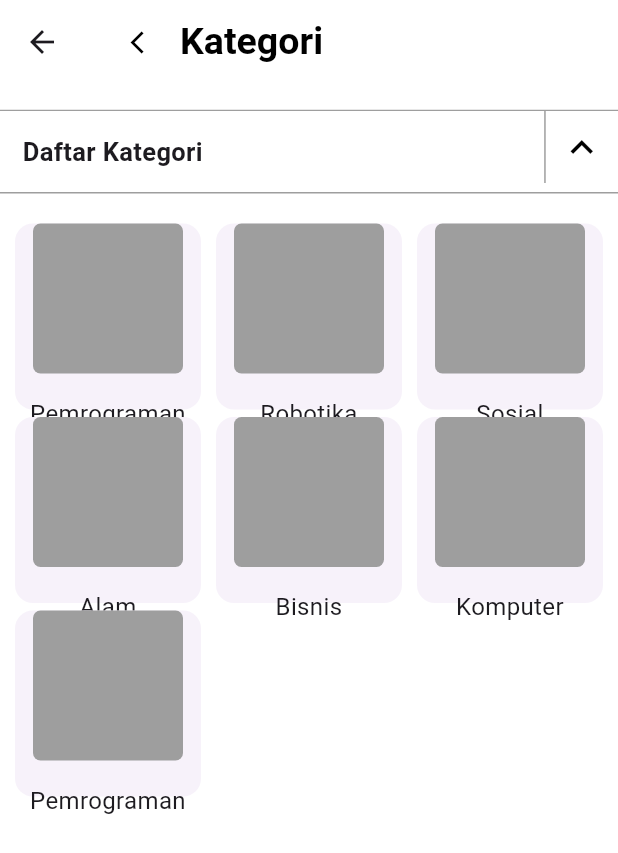
After one commit to HarsaEdu/harsa-mobile, a Flutter app: the _CategoryScreen screen opened directly, scrolled down 576 dp, after a tap on the "keyboard arrow down" icon, on a phone screen of 412 x 824 dp. The commit adds this screen. Shown: the top 853 px of the screen. Run offline on Flutter 3.47's test engine with Material 3 defaults, Android fonts, the phone set to English and light mode, and no system bars; our stand-ins replace flutter_svg.

Commit message:
menambahkan halaman category_screen.dart

```diff
--- a/lib/main.dart
+++ b/lib/main.dart
@@ -1,5 +1,7 @@
 import 'package:flutter/material.dart';
+import 'package:harsa_mobile/viewmodels/category_screen_provider.dart';
 import 'package:harsa_mobile/viewmodels/main_screen_provider.dart';
+import 'package:harsa_mobile/views/screens/category_screen/category_screen.dart';
 import 'package:harsa_mobile/views/screens/main_screen/main_screen.dart';
 import 'package:provider/provider.dart';
 
@@ -14,9 +16,8 @@ class MainApp extends StatelessWidget {
   Widget build(BuildContext context) {
     return MultiProvider(
       providers: [
-        ChangeNotifierProvider(
-          create: (context) => MainScreenProvider(),
-        )
+        ChangeNotifierProvider(create: (_) => MainScreenProvider()),
+        ChangeNotifierProvider(create: (_) => CategoryScreenProvider()),
       ],
       builder: (context, child) => MaterialApp(
         onGenerateRoute: (settings) {
@@ -24,6 +25,9 @@ class MainApp extends StatelessWidget {
             case '/':
               return MaterialPageRoute(
                   builder: (context) => const MainScreen());
+            case '/category':
+              return MaterialPageRoute(
+                  builder: (context) => const CategoryScreen());
           }
           return null;
         },
--- /dev/null
+++ b/lib/models/category_card_model.dart
@@ -0,0 +1,11 @@
+class CategoryCardModel {
+  final String title;
+  final String subtitle;
+  final double rating;
+
+  CategoryCardModel({
+    required this.title,
+    required this.subtitle,
+    required this.rating,
+  });
+}
--- /dev/null
+++ b/lib/viewmodels/category_screen_provider.dart
@@ -0,0 +1,56 @@
+import 'package:flutter/material.dart';
+import 'package:harsa_mobile/models/category_card_model.dart';
+
+class CategoryScreenProvider extends ChangeNotifier {
+  bool _isArrowUp = false;
+  bool _isCategoryList = true;
+  int _lastTabIndex = 0;
+
+  List<String> categories = [
+    'Pemrograman',
+    'Robotika',
+    'Sosial',
+    'Alam',
+    'Bisnis',
+    'Komputer',
+    'Pemrograman',
+  ];
+
+  bool get isArrowUp => _isArrowUp;
+  bool get isCategoryList => _isCategoryList;
+  int get lastTabIndex => _lastTabIndex;
+
+  void toggleArrowDirection() {
+    _isArrowUp = !_isArrowUp;
+
+    if (!_isArrowUp) {
+      _isCategoryList = true;
+    } else {
+      _isCategoryList = false;
+    }
+
+    notifyListeners();
+  }
+
+  void changeTabIndex(int index) {
+    _lastTabIndex = index;
+
+    notifyListeners();
+  }
+
+  String getCategoryAtIndex(int index) {
+    return categories[index];
+  }
+
+  int getCategoryCount() {
+    return categories.length;
+  }
+
+  CategoryCardModel getCategoryCardModel(int index) {
+    return CategoryCardModel(
+      title: 'UI/UX: Becoming Professional',
+      subtitle: 'Bagus Adhi Laksana',
+      rating: 4.5,
+    );
+  }
+}
--- /dev/null
+++ b/lib/views/screens/category_screen/category_screen.dart
@@ -0,0 +1,232 @@
+import 'package:flutter/material.dart';
+import 'package:harsa_mobile/viewmodels/category_screen_provider.dart';
+import 'package:harsa_mobile/views/widgets/category_card.dart';
+import 'package:provider/provider.dart';
+
+class CategoryScreen extends StatelessWidget {
+  const CategoryScreen({super.key});
+
+  @override
+  Widget build(BuildContext context) {
+    return _CategoryScreen();
+  }
+}
+
+class _CategoryScreen extends StatefulWidget {
+  @override
+  _CategoryScreenState createState() => _CategoryScreenState();
+}
+
+class _CategoryScreenState extends State<_CategoryScreen> {
+  @override
+  Widget build(BuildContext context) {
+    return Consumer<CategoryScreenProvider>(
+      builder: (context, provider, child) {
+        return Scaffold(
+          appBar: AppBar(
+            backgroundColor: Colors.white,
+            elevation: 0,
+            title: Padding(
+              padding: const EdgeInsets.only(left: 0),
+              child: Row(
+                children: [
+                  IconButton(
+                    icon: const Icon(
+                      Icons.arrow_back_ios,
+                      color: Colors.black,
+                      size: 18,
+                    ),
+                    onPressed: () {},
+                  ),
+                  const Text(
+                    'Kategori',
+                    style: TextStyle(
+                      color: Colors.black,
+                      fontSize: 25,
+                      fontWeight: FontWeight.bold,
+                    ),
+                  ),
+                ],
+              ),
+            ),
+            bottom: PreferredSize(
+              preferredSize: const Size.fromHeight(17.0),
+              child: Container(),
+            ),
+          ),
+          backgroundColor: Colors.white,
+          body: DefaultTabController(
+            length: provider.getCategoryCount(),
+            child: Column(
+              children: [
+                Container(
+                  decoration: const BoxDecoration(
+                    border: Border(
+                      top: BorderSide(color: Colors.grey),
+                      bottom: BorderSide(color: Colors.grey),
+                    ),
+                  ),
+                  child: Stack(
+                    children: [
+                      provider.isCategoryList
+                          ? _buildCategoryTabBar(provider)
+                          : _buildToggleTabBar(),
+                      Positioned(
+                        right: 0.2,
+                        child: Container(
+                          decoration: const BoxDecoration(
+                            shape: BoxShape.rectangle,
+                            color: Colors.white,
+                            border: Border(
+                              left: BorderSide(
+                                color: Colors.grey,
+                                width: 1.0,
+                              ),
+                            ),
+                          ),
+                          child: IconButton(
+                            icon: Icon(
+                              provider.isArrowUp
+                                  ? Icons.keyboard_arrow_up
+                                  : Icons.keyboard_arrow_down,
+                            ),
+                            onPressed: () {
+                              setState(() {
+                                provider.toggleArrowDirection();
+                              });
+                            },
+                            iconSize: 30.0,
+                            color: Colors.black,
+                          ),
+                        ),
+                      ),
+                    ],
+                  ),
+                ),
+                Expanded(
+                  child: provider.isCategoryList
+                      ? TabBarView(
+                          children: List.generate(
+                            provider.getCategoryCount(),
+                            (index) => _buildCategoryListView(provider, index),
+                          ),
+                        )
+                      : _buildToggleCategoryView(provider),
+                ),
+              ],
+            ),
+          ),
+        );
+      },
+    );
+  }
+
+  Widget _buildCategoryTabBar(CategoryScreenProvider provider) {
+    return Row(
+      children: [
+        Expanded(
+          child: TabBar(
+            tabs: List.generate(
+              provider.getCategoryCount(),
+              (index) => Tab(text: provider.getCategoryAtIndex(index)),
+            ),
+            isScrollable: true,
+            unselectedLabelColor: Colors.grey,
+            indicatorColor: Colors.black,
+            labelColor: Colors.black,
+            indicatorSize: TabBarIndicatorSize.label,
+            labelStyle: const TextStyle(
+              fontSize: 17,
+              fontWeight: FontWeight.bold,
+            ),
+            labelPadding: const EdgeInsets.symmetric(horizontal: 15.0),
+          ),
+        ),
+        const SizedBox(width: 50.0),
+      ],
+    );
+  }
+
+  Widget _buildToggleTabBar() {
+    return Container(
+      padding: const EdgeInsets.symmetric(horizontal: 15.0, vertical: 15.0),
+      child: const Row(
+        children: [
+          Text(
+            'Daftar Kategori',
+            style: TextStyle(fontSize: 17, fontWeight: FontWeight.bold),
+          ),
+        ],
+      ),
+    );
+  }
+
+  Widget _buildCategoryListView(CategoryScreenProvider provider, int index) {
+    return ListView.builder(
+      padding: const EdgeInsets.symmetric(horizontal: 5.0, vertical: 15.0),
+      itemCount: 10,
+      itemBuilder: (context, itemIndex) {
+        return CategoryCard(
+          category: provider.getCategoryCardModel(index),
+        );
+      },
+    );
+  }
+
+  Widget _buildToggleCategoryView(CategoryScreenProvider provider) {
+    return Column(
+      crossAxisAlignment: CrossAxisAlignment.center,
+      children: [
+        Expanded(
+          child: GridView.builder(
+            padding:
+                const EdgeInsets.symmetric(horizontal: 10.0, vertical: 20.0),
+            gridDelegate: const SliverGridDelegateWithFixedCrossAxisCount(
+              crossAxisCount: 3,
+              crossAxisSpacing: 10.0,
+              mainAxisSpacing: 5.0,
+            ),
+            itemCount: provider.getCategoryCount(),
+            itemBuilder: (context, index) {
+              return Card(
+                elevation: 0,
+                margin: const EdgeInsets.all(0),
+                child: InkWell(
+                  onTap: () {
+                    // Menyimpan indeks yang dipilih
+                    provider.changeTabIndex(index);
+
+                    // Mendapatkan kontroler tab dan animasi ke tab yang sesuai
+                    DefaultTabController.of(context).animateTo(index);
+                    setState(() {
+                      provider.toggleArrowDirection();
+                    });
+                  },
+                  child: Column(
+                    mainAxisAlignment: MainAxisAlignment.center,
+                    children: [
+                      Container(
+                        decoration: BoxDecoration(
+                          color: Colors.grey,
+                          borderRadius: BorderRadius.circular(5.0),
+                        ),
+                        height: 100,
+                        width: 100,
+                      ),
+                      const SizedBox(height: 15.0),
+                      Text(
+                        provider.getCategoryAtIndex(index),
+                        style: const TextStyle(fontSize: 16.0),
+                        textAlign: TextAlign.center,
+                      ),
+                    ],
+                  ),
+                ),
+              );
+            },
+          ),
+        ),
+      ],
+    );
+  }
+}
--- /dev/null
+++ b/lib/views/widgets/category_card.dart
@@ -0,0 +1,80 @@
+import 'package:flutter/material.dart';
+import 'package:harsa_mobile/models/category_card_model.dart';
+
+class CategoryCard extends StatelessWidget {
+  final CategoryCardModel category;
+
+  const CategoryCard({super.key, required this.category});
+
+  @override
+  Widget build(BuildContext context) {
+    return Card(
+      margin: const EdgeInsets.all(10),
+      color: Colors.white,
+      shape: RoundedRectangleBorder(
+        borderRadius: BorderRadius.circular(10),
+        side: const BorderSide(
+          color: Colors.grey,
+          width: 1.0,
+        ),
+      ),
+      child: Row(
+        children: [
+          Container(
+            width: 110,
+            height: 120,
+            decoration: BoxDecoration(
+              color: const Color.fromARGB(255, 224, 221, 221),
+              borderRadius: const BorderRadius.only(
+                topLeft: Radius.circular(10),
+                bottomLeft: Radius.circular(10),
+              ),
+              border: Border.all(
+                color: Colors.grey,
+                width: 1.0,
+              ),
+            ),
+          ),
+          const SizedBox(width: 5),
+          Expanded(
+            child: Padding(
+              padding: const EdgeInsets.symmetric(vertical: 20.0, horizontal: 12.0),
+              child: Column(
+                crossAxisAlignment: CrossAxisAlignment.start,
+                children: [
+                  Text(
+                    category.title,
+                    style: const TextStyle(fontSize: 18, fontWeight: FontWeight.bold),
+                  ),
+                  const SizedBox(height: 8),
+                  Text(
+                    category.subtitle,
+                    style: const TextStyle(fontSize: 16, color: Colors.grey),
+                  ),
+                  const SizedBox(height: 8),
+                  Row(
+                    children: [
+                      const Icon(
+                        Icons.circle,
+                        color: Color.fromARGB(255, 224, 221, 221),
+                      ),
+                      const SizedBox(width: 4),
+                      Text(
+                        category.rating.toString(),
+                        style: const TextStyle(
+                          fontSize: 16,
+                          fontWeight: FontWeight.bold,
+                          color: Colors.black,
+                        ),
+                      ),
+                    ],
+                  ),
+                ],
+              ),
+            ),
+          ),
+        ],
+      ),
+    );
+  }
+}
```
